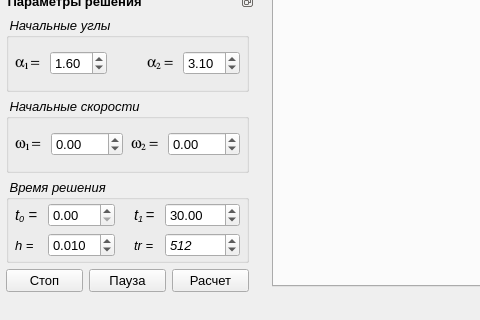
This is gui/MainWindow.ui in Qinterfly/DoublePendulum as Qt 5 draws it before an edit; both pictures show x 0 to 480 and y 267 to 587 of the 924 by 587 pixel window. The edited form follows.
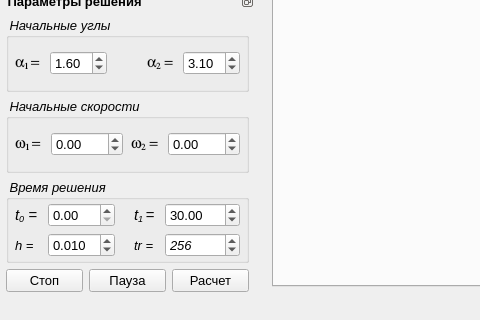
This is the edited form. Custom widgets are drawn as their Qt base class.

Commit message: v0.2. Изменена гифка

```diff
--- a/gui/MainWindow.ui
+++ b/gui/MainWindow.ui
@@ -937,7 +937,7 @@
            <number>100000</number>
           </property>
           <property name="value">
-           <number>512</number>
+           <number>256</number>
           </property>
          </widget>
         </item>
```
The commit also changes 2 other files.
